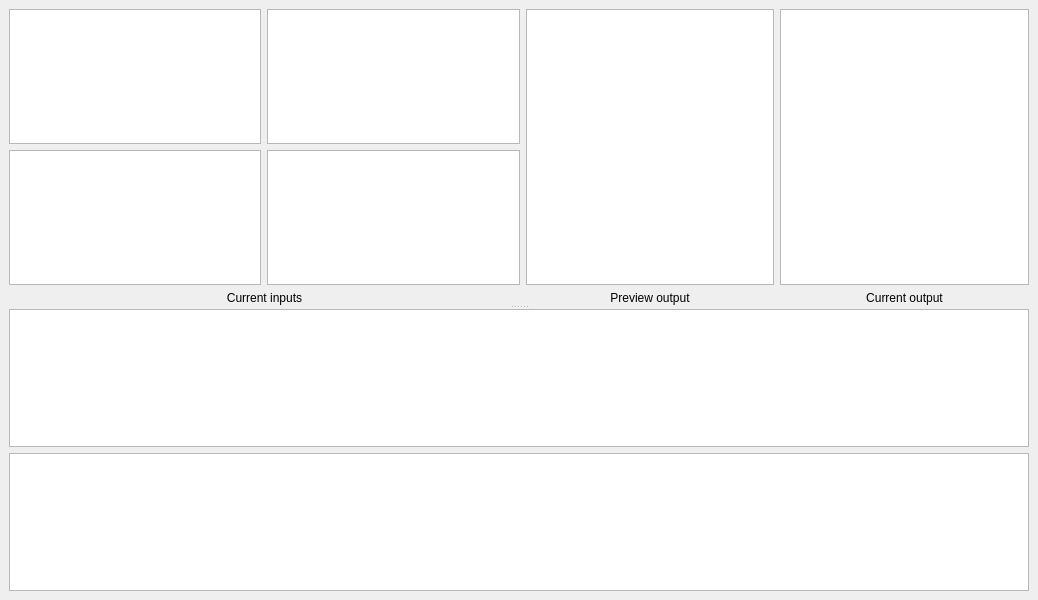
Above: ui_mainwindow.ui from breizhcamp/nageru before the change. Below: the same form after it.
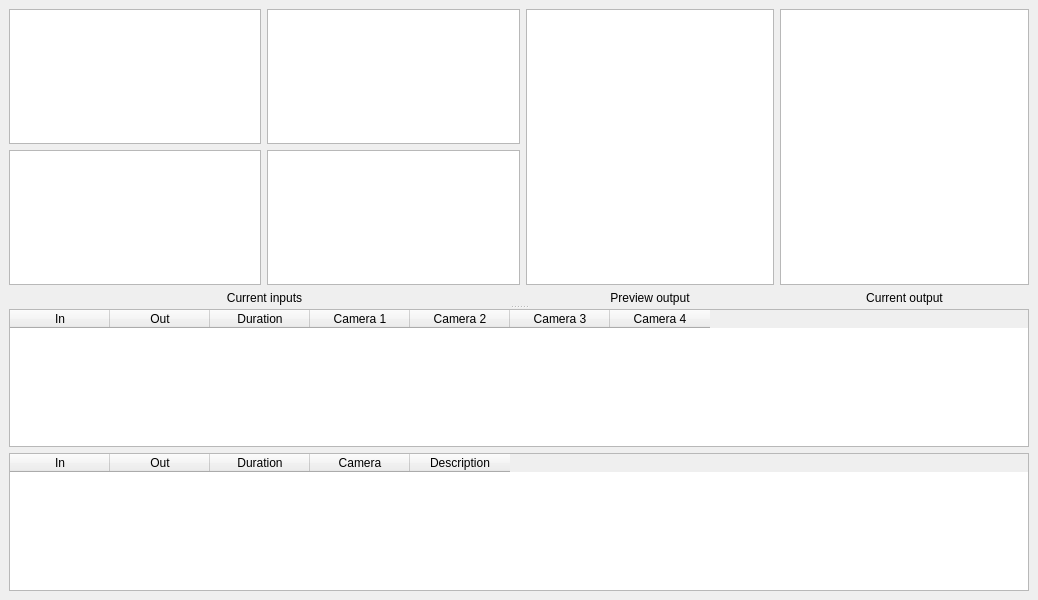
That is the form after the change. Custom widgets are drawn as their Qt base class.

Commit message: Add a script for grabbing some example multiangle data off of YouTube.

```diff
--- a/ui_mainwindow.ui
+++ b/ui_mainwindow.ui
@@ -91,10 +91,72 @@
       <widget class="QWidget" name="verticalLayoutWidget_4">
        <layout class="QVBoxLayout" name="verticalLayout_4">
         <item>
-         <widget class="QTableView" name="tableView"/>
+         <widget class="QTableWidget" name="clip_list">
+          <column>
+           <property name="text">
+            <string>In</string>
+           </property>
+          </column>
+          <column>
+           <property name="text">
+            <string>Out</string>
+           </property>
+          </column>
+          <column>
+           <property name="text">
+            <string>Duration</string>
+           </property>
+          </column>
+          <column>
+           <property name="text">
+            <string>Camera 1</string>
+           </property>
+          </column>
+          <column>
+           <property name="text">
+            <string>Camera 2</string>
+           </property>
+          </column>
+          <column>
+           <property name="text">
+            <string>Camera 3</string>
+           </property>
+          </column>
+          <column>
+           <property name="text">
+            <string>Camera 4</string>
+           </property>
+          </column>
+         </widget>
         </item>
         <item>
-         <widget class="QTableView" name="tableView_2"/>
+         <widget class="QTableWidget" name="playlist">
+          <column>
+           <property name="text">
+            <string>In</string>
+           </property>
+          </column>
+          <column>
+           <property name="text">
+            <string>Out</string>
+           </property>
+          </column>
+          <column>
+           <property name="text">
+            <string>Duration</string>
+           </property>
+          </column>
+          <column>
+           <property name="text">
+            <string>Camera</string>
+           </property>
+          </column>
+          <column>
+           <property name="text">
+            <string>Description</string>
+           </property>
+          </column>
+         </widget>
         </item>
        </layout>
       </widget>
```
The commit also changes 2 other files.
